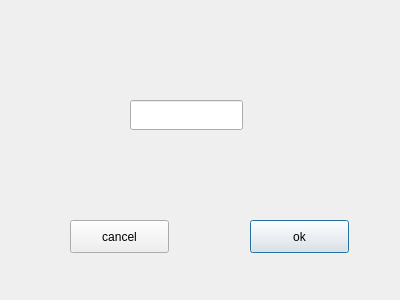
First picture: the form in client/authenticationcode.ui, repository AP-projects-4001/jan-ghahve, before the edit.
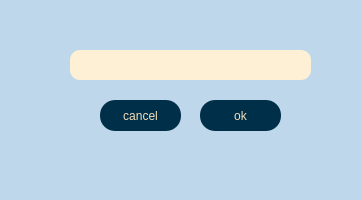
Second picture: the form after the edit.

Diff of the .ui file:
```diff
--- a/client/authenticationcode.ui
+++ b/client/authenticationcode.ui
@@ -6,32 +6,47 @@
    <rect>
     <x>0</x>
     <y>0</y>
-    <width>400</width>
-    <height>300</height>
+    <width>361</width>
+    <height>200</height>
    </rect>
   </property>
   <property name="windowTitle">
    <string>Dialog</string>
   </property>
+  <property name="styleSheet">
+   <string notr="true">background-color:rgb(191, 215, 234);</string>
+  </property>
   <widget class="QLineEdit" name="auth_code">
    <property name="geometry">
     <rect>
-     <x>130</x>
-     <y>100</y>
-     <width>113</width>
+     <x>70</x>
+     <y>50</y>
+     <width>241</width>
      <height>30</height>
     </rect>
    </property>
+   <property name="styleSheet">
+    <string notr="true">background-color:rgb(253, 240, 213);
+border-radius: 10%;</string>
+   </property>
   </widget>
   <widget class="QPushButton" name="pbn_ok">
    <property name="geometry">
     <rect>
-     <x>250</x>
-     <y>220</y>
-     <width>99</width>
-     <height>33</height>
+     <x>200</x>
+     <y>100</y>
+     <width>81</width>
+     <height>31</height>
     </rect>
    </property>
+   <property name="cursor">
+    <cursorShape>PointingHandCursor</cursorShape>
+   </property>
+   <property name="styleSheet">
+    <string notr="true">background-color:rgb(0, 48, 73);
+border-radius: 15%;
+color:rgb(245, 223, 187);</string>
+   </property>
    <property name="text">
     <string>ok</string>
    </property>
@@ -39,12 +54,20 @@
   <widget class="QPushButton" name="pbn_cancel">
    <property name="geometry">
     <rect>
-     <x>70</x>
-     <y>220</y>
-     <width>99</width>
-     <height>33</height>
+     <x>100</x>
+     <y>100</y>
+     <width>81</width>
+     <height>31</height>
     </rect>
    </property>
+   <property name="cursor">
+    <cursorShape>PointingHandCursor</cursorShape>
+   </property>
+   <property name="styleSheet">
+    <string notr="true">background-color:rgb(0, 48, 73);
+border-radius: 15%;
+color:rgb(245, 223, 187);</string>
+   </property>
    <property name="text">
     <string>cancel</string>
    </property>
```
